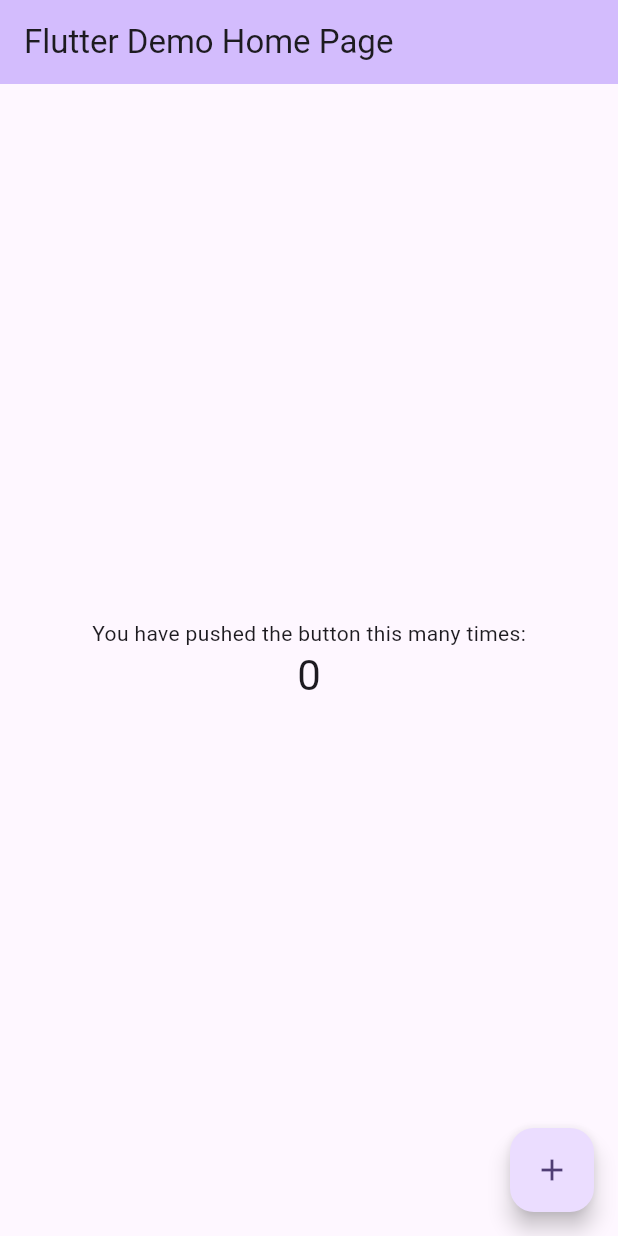
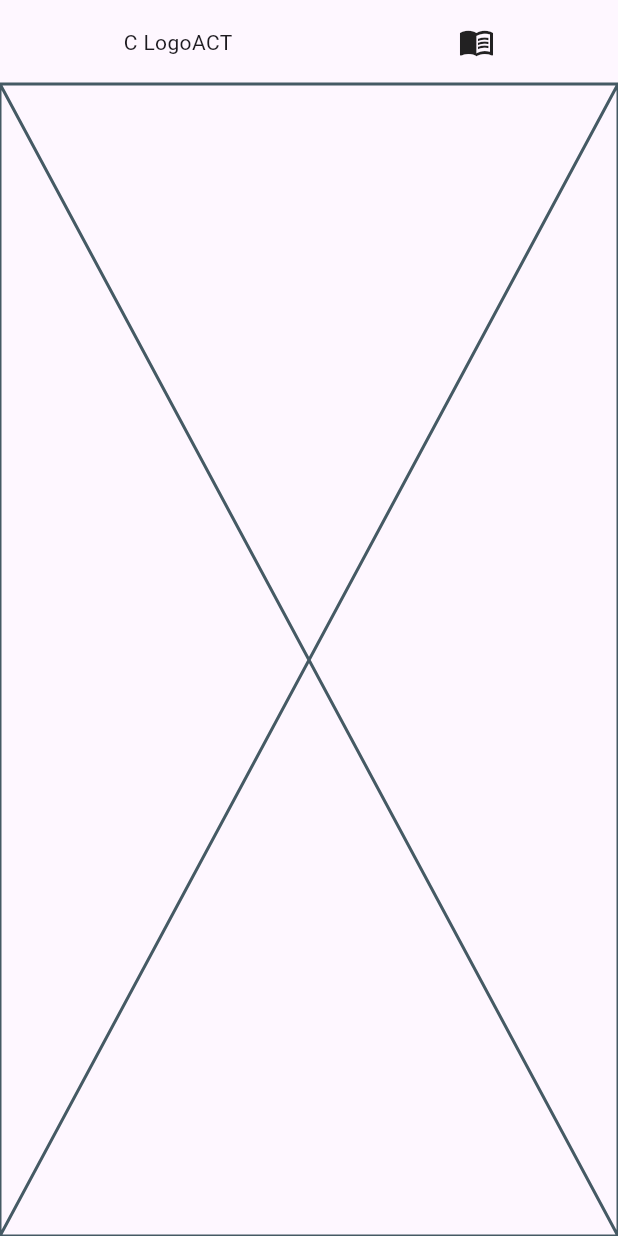
Before and after one commit to alfie-tribaco/ACT-Todo, a Flutter app: the screen it shows after launch, on a phone screen of 412 x 824 dp. Run offline on Flutter 3.47's test engine with Material 2 defaults, Android fonts, the light colour scheme and no system bars.

Commit message:
topbar initial

```diff
--- /dev/null
+++ b/act/lib/app/utils/constants/app_colors.dart
@@ -0,0 +1,9 @@
+import 'package:flutter/material.dart';
+
+class AppColors {
+  Color primaryColor = const Color(0xff98CBB4);
+  Color primaryColorDarker = const Color(0xff7BA098);
+  Color primaryColorLighter = const Color(0xff7BA098);
+  Color primaryBrown = const Color(0xff423B0B);
+  Color primaryGrey = const Color(0xff474935);
+}
--- /dev/null
+++ b/act/lib/app/utils/constants/app_measures.dart
@@ -0,0 +1,9 @@
+import 'package:flutter/material.dart';
+
+class AppMeasures {
+  double defaultPadding = 16.0;
+
+  double getScreenWidth(context) {
+    return MediaQuery.of(context).size.width;
+  }
+}
--- /dev/null
+++ b/act/lib/app/utils/constants/app_strings.dart
@@ -0,0 +1,23 @@
+class AppStrings {
+  String welcomeHeader =
+      "WE PROVIDE ROBUST TO-DO SYSTEM FOR INDIVIDUALS EXPERIENCING CHALLENGES WITH PRODUCTIVITY.";
+
+  String welcomeSubHeader =
+      "THE SYSTEM, DEVELOPED BY A DEVELOPER WHO HAS ALSO EXPERIENCED UNPRODUCTIVITY, IS DESIGNED TO ELIMINATE CHALLENGES RELATED TO UNPRODUCTIVITY, MAKING IT AN EFFECTIVE SOLUTION TO ENHANCE PRODUCTIVITY.";
+
+  String firstFeature =
+      "The ACT: Todo System is generally made to showcase the skills of the concept's creator. It is not designed for generating income or anything of the sort.";
+
+  String secondFeature =
+      "The ACT: Todo System is generally made to showcase the skills of the concept's creator. It is not designed for generating income or anything of the sort.";
+  String thirdFeature =
+      "The ACT: Todo System is generally made to showcase the skills of the concept's creator. It is not designed for generating income or anything of the sort.";
+  String frouthFeature =
+      "The ACT: Todo System is generally made to showcase the skills of the concept's creator. It is not designed for generating income or anything of the sort.";
+
+  String crossPlatformMessageFirst =
+      "ACT is available for both web, and mobile devices. This is to make sure that anyone can use the system anywhere with their available devices.";
+
+  String developerMessage =
+      "“ ACT ToDo is my first system that I made, and I am proud to showcase my creativity and skills to demonstratethe concept of common app can be something more. “";
+}
--- /dev/null
+++ b/act/lib/app/utils/responsive/responsive.dart
@@ -0,0 +1,26 @@
+import 'package:flutter/material.dart';
+
+class ResponsiveLayout extends StatelessWidget {
+  const ResponsiveLayout(
+      {super.key,
+      required this.desktop,
+      required this.mobile,
+      required this.tablet});
+
+  final Widget mobile;
+  final Widget tablet;
+  final Widget desktop;
+
+  @override
+  Widget build(BuildContext context) {
+    return LayoutBuilder(builder: ((context, constraints) {
+      if (constraints.maxWidth < 600) {
+        return mobile;
+      } else if (constraints.minWidth >= 600 && constraints.maxWidth < 1100) {
+        return tablet;
+      } else {
+        return desktop;
+      }
+    }));
+  }
+}
--- /dev/null
+++ b/act/lib/features/onboarding/views/onboarding_desktop.dart
@@ -0,0 +1,21 @@
+import 'package:act/features/onboarding/widgets/top_bar.dart';
+import 'package:flutter/material.dart';
+
+class OnboardingDesktop extends StatefulWidget {
+  const OnboardingDesktop({super.key});
+
+  @override
+  State<OnboardingDesktop> createState() => _OnboardingDesktopState();
+}
+
+class _OnboardingDesktopState extends State<OnboardingDesktop> {
+  @override
+  Widget build(BuildContext context) {
+    return const Scaffold(
+      appBar: TopBar(
+        burgerMenuEnabled: false,
+      ),
+      body: Placeholder(),
+    );
+  }
+}
--- /dev/null
+++ b/act/lib/features/onboarding/views/onboarding_mobile.dart
@@ -0,0 +1,21 @@
+import 'package:act/features/onboarding/widgets/top_bar.dart';
+import 'package:flutter/material.dart';
+
+class OnboardingMobile extends StatefulWidget {
+  const OnboardingMobile({super.key});
+
+  @override
+  State<OnboardingMobile> createState() => _OnboardingMobileState();
+}
+
+class _OnboardingMobileState extends State<OnboardingMobile> {
+  @override
+  Widget build(BuildContext context) {
+    return const Scaffold(
+      appBar: TopBar(
+        burgerMenuEnabled: true,
+      ),
+      body: Placeholder(),
+    );
+  }
+}
--- /dev/null
+++ b/act/lib/features/onboarding/views/onboarding_screen.dart
@@ -0,0 +1,17 @@
+import 'package:act/app/utils/responsive/responsive.dart';
+import 'package:act/features/onboarding/views/onboarding_desktop.dart';
+import 'package:act/features/onboarding/views/onboarding_mobile.dart';
+import 'package:act/features/onboarding/views/onboarding_tablet.dart';
+import 'package:flutter/material.dart';
+
+class OnboardingScreen extends StatelessWidget {
+  const OnboardingScreen({super.key});
+
+  @override
+  Widget build(BuildContext context) {
+    return const ResponsiveLayout(
+        desktop: OnboardingDesktop(),
+        mobile: OnboardingMobile(),
+        tablet: OnboardingTablet());
+  }
+}
--- /dev/null
+++ b/act/lib/features/onboarding/views/onboarding_tablet.dart
@@ -0,0 +1,21 @@
+import 'package:act/features/onboarding/widgets/top_bar.dart';
+import 'package:flutter/material.dart';
+
+class OnboardingTablet extends StatefulWidget {
+  const OnboardingTablet({super.key});
+
+  @override
+  State<OnboardingTablet> createState() => _OnboardingTabletState();
+}
+
+class _OnboardingTabletState extends State<OnboardingTablet> {
+  @override
+  Widget build(BuildContext context) {
+    return const Scaffold(
+      appBar: TopBar(
+        burgerMenuEnabled: true,
+      ),
+      body: Placeholder(),
+    );
+  }
+}
--- /dev/null
+++ b/act/lib/features/onboarding/widgets/top_bar.dart
@@ -0,0 +1,51 @@
+import 'package:act/app/utils/constants/app_measures.dart';
+import 'package:flutter/material.dart';
+
+class TopBar extends StatefulWidget implements PreferredSizeWidget {
+  const TopBar({super.key, required this.burgerMenuEnabled});
+
+  final bool burgerMenuEnabled;
+
+  @override
+  State<TopBar> createState() => _TopBarState();
+
+  @override
+  Size get preferredSize => AppBar().preferredSize;
+}
+
+class _TopBarState extends State<TopBar> {
+  @override
+  Widget build(BuildContext context) {
+    return Container(
+      height: widget.preferredSize.height,
+      margin: EdgeInsets.symmetric(
+          horizontal: AppMeasures().getScreenWidth(context) * 0.2),
+      child: Row(mainAxisAlignment: MainAxisAlignment.spaceBetween, children: [
+        const Row(
+          children: [
+            Text("C Logo"),
+            Text("ACT"),
+          ],
+        ),
+        Visibility(
+          visible: widget.burgerMenuEnabled == false,
+          child:
+              Row(mainAxisAlignment: MainAxisAlignment.spaceAround, children: [
+            Container(
+                padding: EdgeInsets.all(AppMeasures().defaultPadding),
+                child: const Text("Features")),
+            Container(
+                padding: EdgeInsets.all(AppMeasures().defaultPadding),
+                child: const Text("About")),
+            Container(
+                padding: EdgeInsets.all(AppMeasures().defaultPadding),
+                child: const Text("Donate")),
+          ]),
+        ),
+        widget.burgerMenuEnabled
+            ? const Icon(Icons.menu_book)
+            : const Text("Button")
+      ]),
+    );
+  }
+}
--- a/act/lib/main.dart
+++ b/act/lib/main.dart
@@ -1,3 +1,4 @@
+import 'package:act/features/onboarding/views/onboarding_screen.dart';
 import 'package:flutter/material.dart';
 
 void main() {
@@ -12,114 +13,12 @@ class MyApp extends StatelessWidget {
   Widget build(BuildContext context) {
     return MaterialApp(
       title: 'Flutter Demo',
+      debugShowCheckedModeBanner: false,
       theme: ThemeData(
-        // This is the theme of your application.
-        //
-        // TRY THIS: Try running your application with "flutter run". You'll see
-        // the application has a blue toolbar. Then, without quitting the app,
-        // try changing the seedColor in the colorScheme below to Colors.green
-        // and then invoke "hot reload" (save your changes or press the "hot
-        // reload" button in a Flutter-supported IDE, or press "r" if you used
-        // the command line to start the app).
-        //
-        // Notice that the counter didn't reset back to zero; the application
-        // state is not lost during the reload. To reset the state, use hot
-        // restart instead.
-        //
-        // This works for code too, not just values: Most code changes can be
-        // tested with just a hot reload.
         colorScheme: ColorScheme.fromSeed(seedColor: Colors.deepPurple),
         useMaterial3: true,
       ),
-      home: const MyHomePage(title: 'Flutter Demo Home Page'),
+      home: const OnboardingScreen(),
     );
   }
 }
-
-class MyHomePage extends StatefulWidget {
-  const MyHomePage({super.key, required this.title});
-
-  // This widget is the home page of your application. It is stateful, meaning
-  // that it has a State object (defined below) that contains fields that affect
-  // how it looks.
-
-  // This class is the configuration for the state. It holds the values (in this
-  // case the title) provided by the parent (in this case the App widget) and
-  // used by the build method of the State. Fields in a Widget subclass are
-  // always marked "final".
-
-  final String title;
-
-  @override
-  State<MyHomePage> createState() => _MyHomePageState();
-}
-
-class _MyHomePageState extends State<MyHomePage> {
-  int _counter = 0;
-
-  void _incrementCounter() {
-    setState(() {
-      // This call to setState tells the Flutter framework that something has
-      // changed in this State, which causes it to rerun the build method below
-      // so that the display can reflect the updated values. If we changed
-      // _counter without calling setState(), then the build method would not be
-      // called again, and so nothing would appear to happen.
-      _counter++;
-    });
-  }
-
-  @override
-  Widget build(BuildContext context) {
-    // This method is rerun every time setState is called, for instance as done
-    // by the _incrementCounter method above.
-    //
-    // The Flutter framework has been optimized to make rerunning build methods
-    // fast, so that you can just rebuild anything that needs updating rather
-    // than having to individually change instances of widgets.
-    return Scaffold(
-      appBar: AppBar(
-        // TRY THIS: Try changing the color here to a specific color (to
-        // Colors.amber, perhaps?) and trigger a hot reload to see the AppBar
-        // change color while the other colors stay the same.
-        backgroundColor: Theme.of(context).colorScheme.inversePrimary,
-        // Here we take the value from the MyHomePage object that was created by
-        // the App.build method, and use it to set our appbar title.
-        title: Text(widget.title),
-      ),
-      body: Center(
-        // Center is a layout widget. It takes a single child and positions it
-        // in the middle of the parent.
-        child: Column(
-          // Column is also a layout widget. It takes a list of children and
-          // arranges them vertically. By default, it sizes itself to fit its
-          // children horizontally, and tries to be as tall as its parent.
-          //
-          // Column has various properties to control how it sizes itself and
-          // how it positions its children. Here we use mainAxisAlignment to
-          // center the children vertically; the main axis here is the vertical
-          // axis because Columns are vertical (the cross axis would be
-          // horizontal).
-          //
-          // TRY THIS: Invoke "debug painting" (choose the "Toggle Debug Paint"
-          // action in the IDE, or press "p" in the console), to see the
-          // wireframe for each widget.
-          mainAxisAlignment: MainAxisAlignment.center,
-          children: <Widget>[
-            const Text(
-              'You have pushed the button this many times:',
-            ),
-            Text(
-              '$_counter',
-              style: Theme.of(context).textTheme.headlineMedium,
-            ),
-          ],
-        ),
-      ),
-      floatingActionButton: FloatingActionButton(
-        onPressed: _incrementCounter,
-        tooltip: 'Increment',
-        child: const Icon(Icons.add),
-      ), // This trailing comma makes auto-formatting nicer for build methods.
-    );
-  }
-}
```
